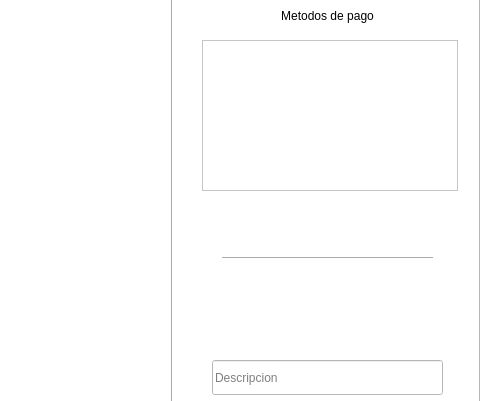
Above: pantalla_proveedor.ui from barreto-exe/Delivender before the change; both pictures show x 420 to 900 and y 135 to 536 of the 900 by 680 pixel window. Below: the same form after it.
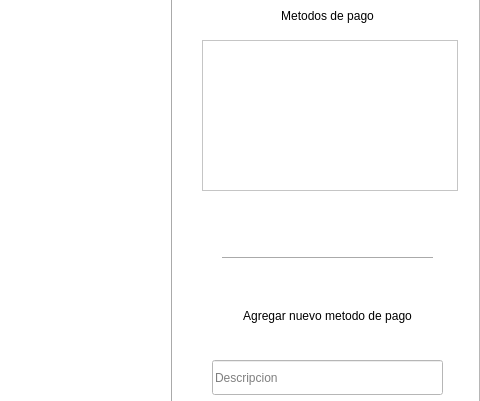
That is the form after the change. Icons and pictures are not drawn.

The edit to the form file:
```diff
--- a/pantalla_proveedor.ui
+++ b/pantalla_proveedor.ui
@@ -108,7 +108,7 @@
        <property name="geometry">
         <rect>
          <x>620</x>
-         <y>140</y>
+         <y>370</y>
          <width>251</width>
          <height>51</height>
         </rect>
```
Left out of the diff: 16 changed lines with no effect on the pictures.
